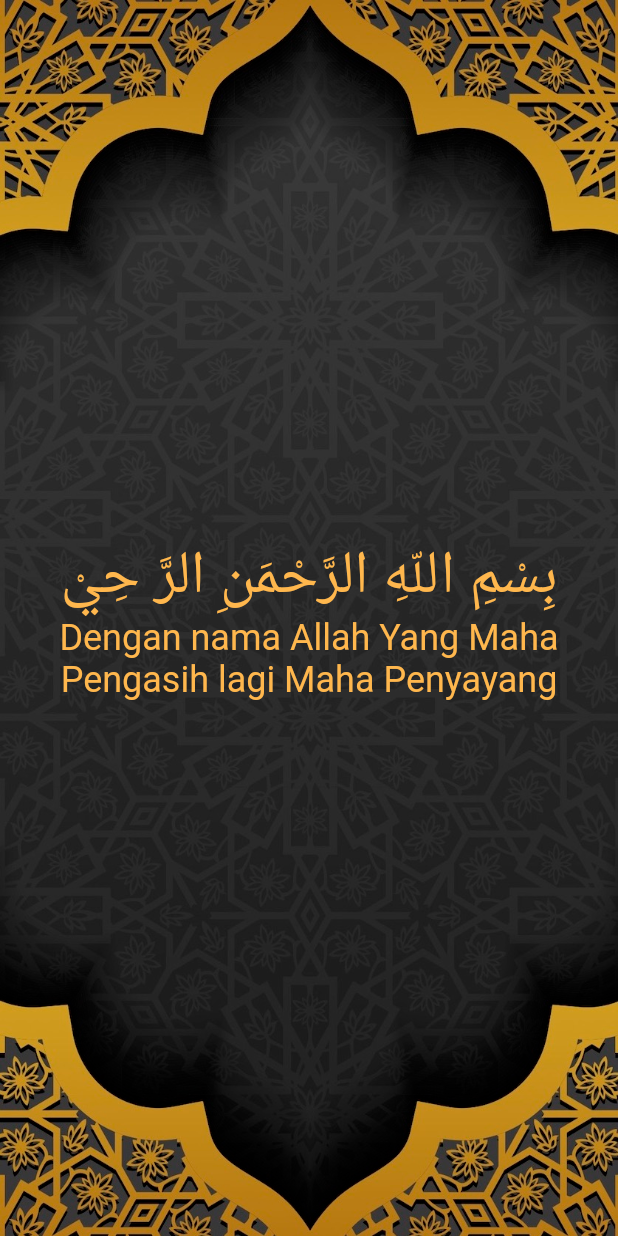
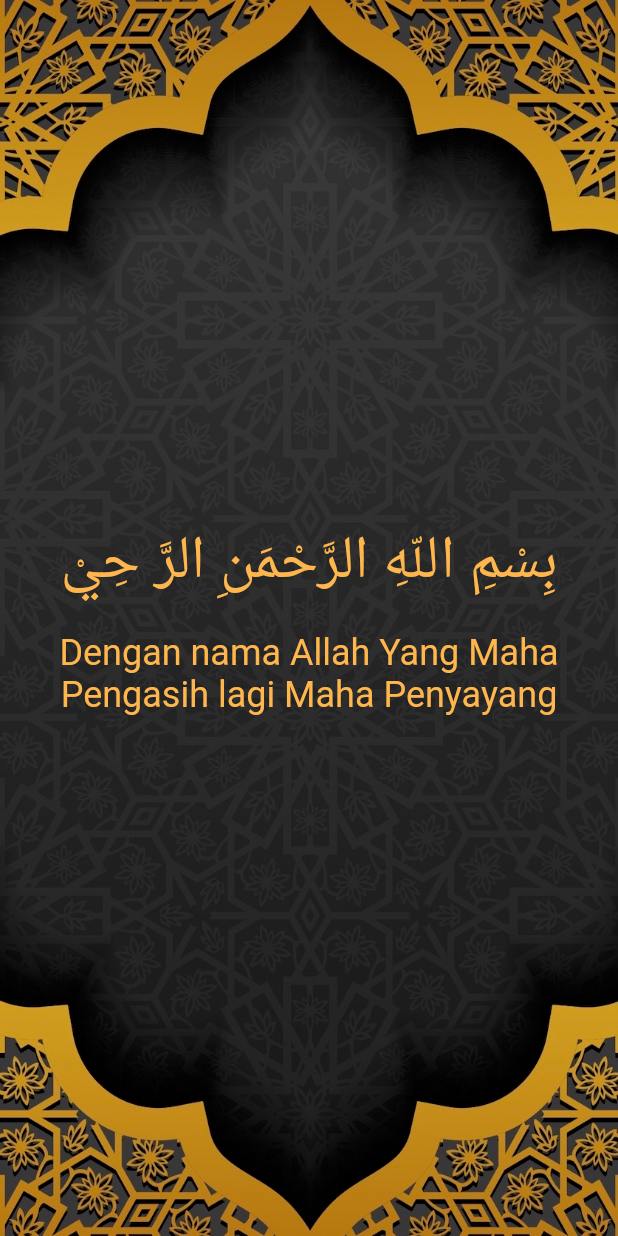
Before and after one commit to pabbas29/dua_book, a Flutter app: the screen it shows after launch, on a phone screen of 412 x 824 dp. Run offline on Flutter 3.47's test engine with Material 2 defaults, Android fonts, the phone set to English and light mode, and no system bars.

Commit message:
Minor changes

```diff
--- a/lib/components/DuaContent.dart
+++ b/lib/components/DuaContent.dart
@@ -26,7 +26,9 @@ class _DuaContentState extends State<DuaContent> {
                   child: Column(
                     mainAxisAlignment: MainAxisAlignment.center,
                     children: <Widget>[
-                      new Text(
+                      Padding(
+                        padding: const EdgeInsets.fromLTRB(5, 5, 5, 10),
+                        child: new Text(
                           mydata[index]['arabic'],
                           textAlign: TextAlign.center,
                           textDirection: TextDirection.rtl,
@@ -35,7 +37,10 @@ class _DuaContentState extends State<DuaContent> {
                             color: Colors.orange[300],
                           )
                         ),
-                      new Text(
+                      ),
+                      Padding(
+                        padding: const EdgeInsets.fromLTRB(5, 10, 5, 5),
+                        child: new Text(
                           mydata[index]['indonesian'],
                           textAlign: TextAlign.center,
                           textDirection: TextDirection.ltr,
@@ -43,6 +48,7 @@ class _DuaContentState extends State<DuaContent> {
                             fontSize: 24,
                             color: Colors.orange[300],
                           )
+                        ),
                       )
                     ],
                   )
```
Also changed, not shown: data/duaiftitah.json (+40 -0 lines), lib/components/DuaContent copy.dart (deleted, +0 -39 lines). Lines whose indentation alone changed are shown as unchanged.
